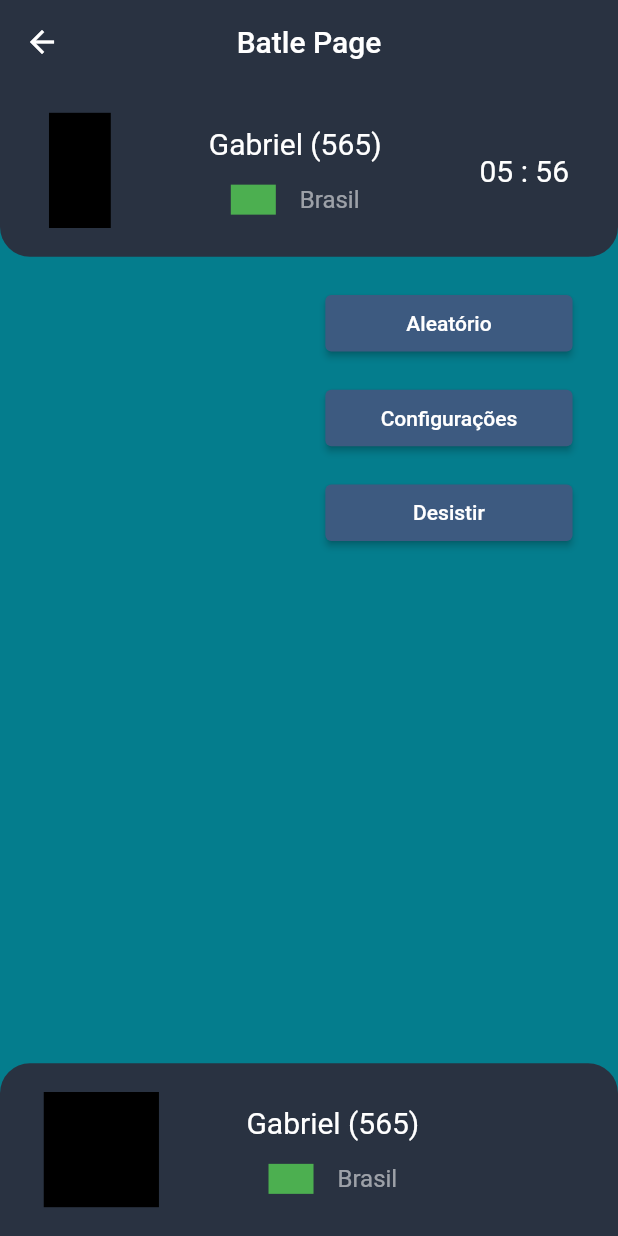
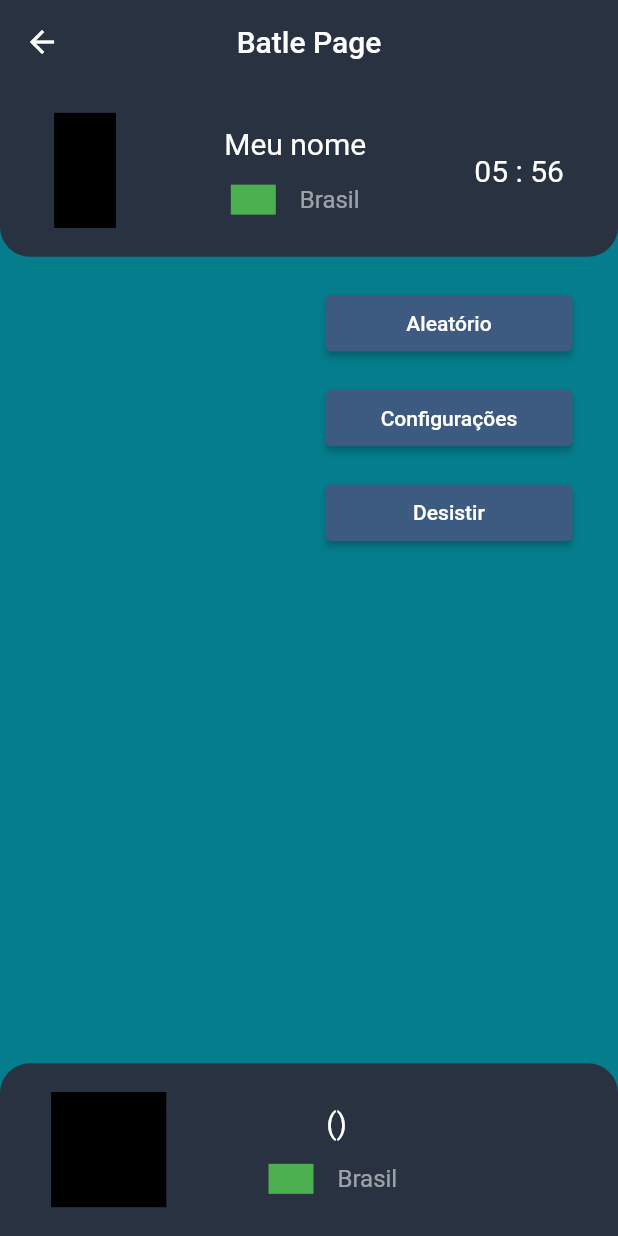
Before and after one commit to TryToSink/Front-End, a Flutter app: the BatlePage screen opened directly with empty values, after a tap on "Aleatório", on a phone screen of 412 x 824 dp. Run offline on Flutter 3.47's test engine with Material 2 defaults, Android fonts, the phone set to English and light mode, and no system bars; our stand-ins replace image_picker, socket_io_client; missing offline and left inert: image_picker_for_web, shared_preferences_web; network calls fail.

Commit message:
nome dos usuarios na tela de batalha

```diff
--- a/lib/ui/battle_page.dart
+++ b/lib/ui/battle_page.dart
@@ -28,6 +28,7 @@ class _BatlePageState extends State<BatlePage> {
   // declaracao das variaveis
   List _advCampo = [];
   List _meuCampo = [];
+  String meuNome = "Meu nome";
 
   //  vvvvvvvvv Controle do grid
   bool _valid = false;
@@ -49,8 +50,15 @@ class _BatlePageState extends State<BatlePage> {
     _advCampo = widget._aCampo;
     _meuCampo = widget._mCampo;
 
-    setCurrentUser(5649, "Ronaldo (321)", "");
-    setAdvUser(5650, "Gabriel (565)", "");
+
+    getName().then((nome){meuNome = nome;});
+
+    print("meu nome: ${meuNome}");
+    setCurrentUser(5649, "${meuNome} (321)", "");
+    setAdvUser(
+        5650,
+        "${socketConnect.partidaAleatoriaDados.nomeAdversario} (${socketConnect.partidaAleatoriaDados.elo})",
+        "");
 
     if (sqrt(_advCampo.length) == 8)
       gridSize = 0.10;
@@ -61,28 +69,41 @@ class _BatlePageState extends State<BatlePage> {
     linhaColuna = sqrt(_advCampo.length);
     startTimer();
 
-    if(socketConnect.userId == widget.idProximoPlayer){_valid = true;}
+    _valid = false;
+    if (socketConnect.userId == widget.idProximoPlayer) {
+      _valid = true;
+    }
 
     socketConnect().jogada((dynamic jogadaOponente) {
-      print("oponente jogou");
+      //receber se o oponente acertou a agua, se sim, executar
+      //o meuTurno()
       meuTurno();
     });
   }
 
-  Future<String> enviarJogada(
-      String idPartida, String idAdversario, Posicao pos) async {
+  Future<String> getName() async {
+    var url = url1 + '/usuarios/find?id=' + socketConnect.userId;
+    var header = {"Content-Type": "application/json"};
+    var response = await http.get(Uri.parse(url), headers: header);
+    List jsonData = json.decode("[" + response.body + "]");
+    print("Retorno getNema: ${jsonData[0]["name"]}");
+    return jsonData[0]["name"];
+  }
+
+  Future<String> enviarJogada(String idPart, String idAdv, Posicao pos) async {
     var url = url1 + '/jogada';
     var header = {"Content-Type": "application/json"};
     Map params = {
-      "idPartida": idPartida,
-      "idAdversario": idAdversario,
+      "idPartida": idPart,
+      "idAdversario": idAdv,
       "eixoX": pos.eixoX,
       "eixoY": pos.eixoY
     };
+
     var _body = json.encode(params);
-    var response =
-        await http.post(Uri.parse(url), headers: header, body: _body);
-    List jsonData = json.decode("[" + response.body + "]");
+    var respon = await http.post(Uri.parse(url), headers: header, body: _body);
+    print(respon);
+    List jsonData = json.decode("[" + respon.body + "]");
     print('Response: ');
     print(jsonData);
     try {
@@ -129,7 +150,6 @@ class _BatlePageState extends State<BatlePage> {
       _valid = false;
     });
     msgSnack("Turno do oponente", 4);
-
   }
 
   void msgSnack(String msg, int temp) {
@@ -262,7 +282,7 @@ class _BatlePageState extends State<BatlePage> {
                     Column(
                       mainAxisAlignment: MainAxisAlignment.center,
                       children: [
-                        Text("${advUser[0]["name"]}",
+                        Text(meuNome,
                             style:
                                 TextStyle(color: Colors.white, fontSize: 20)),
                         const Divider(),
```
Also changed, not shown: lib/assets/logo.png (deleted), lib/assets/lose.png (deleted).
